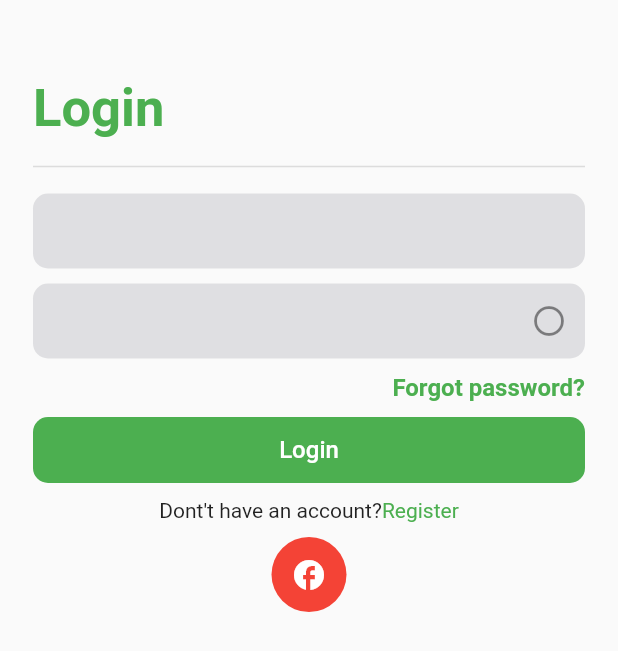
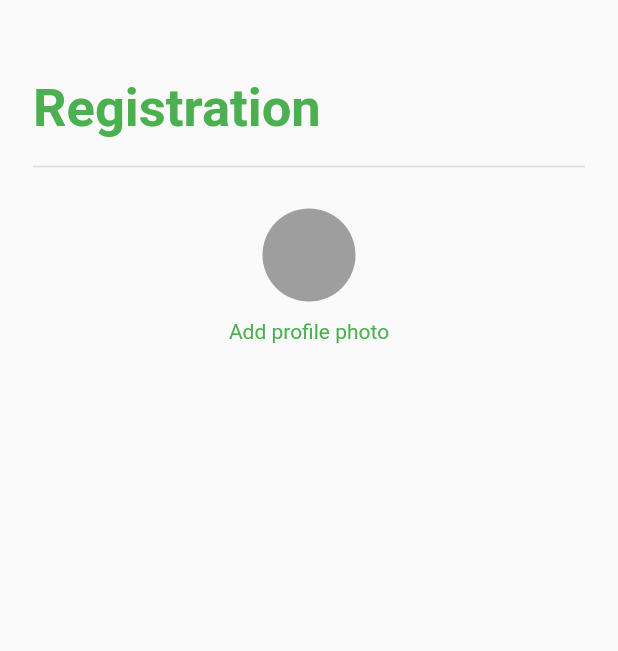
Before and after one commit to Iamgroot000/host_group_chat, a Flutter app: the screen it shows after launch, after a tap on "Register", on a phone screen of 412 x 824 dp. Shown: the top 651 px of the screen. Run offline on Flutter 3.47's test engine with Material 2 defaults, Android fonts, the phone set to English and light mode, and no system bars; our stand-ins replace firebase_core; accounts and stored records are empty; statements that could not run were skipped.

Commit message:
Registration page

```diff
--- a/lib/constant.dart
+++ b/lib/constant.dart
@@ -7,5 +7,8 @@ class AppConst{
 }
 class PageConst{
   static const String forgotPasswordPage = "forgotPasswordPage";
+  static const String LoginPage = "LoginPage";
+  static const String registerPage= "registerPage";
+
 
 }
--- a/lib/feature/presentation/pages/forgot_password_page.dart
+++ b/lib/feature/presentation/pages/forgot_password_page.dart
@@ -3,11 +3,25 @@
 
 import 'package:flutter/cupertino.dart';
 import 'package:flutter/material.dart';
+import 'package:host_group_chat/feature/presentation/pages/login_page.dart';
+import 'package:host_group_chat/feature/presentation/pages/login_page.dart';
+import 'package:host_group_chat/feature/presentation/pages/login_page.dart';
 import 'package:host_group_chat/feature/presentation/widget/headerwidget.dart';
 
 import '../../../constant.dart';
 import '../widget/container_button_widget.dart';
+import '../widget/row_text_widget.dart';
 import '../widget/textfield_container_widget.dart';
+import 'login_page.dart';
+import 'login_page.dart';
+import 'login_page.dart';
+import 'login_page.dart';
+import 'login_page.dart';
+import 'login_page.dart';
+import 'login_page.dart';
+import 'login_page.dart';
+import 'login_page.dart';
+import 'login_page.dart';
 
 class ForgotPasswordPage extends StatefulWidget {
   const ForgotPasswordPage({Key? key}) : super(key: key);
@@ -43,6 +57,14 @@ class _ForgotPasswordPageState extends State<ForgotPasswordPage> {
               ),
               SizedBox(height: 20,),
               ContainerButtonWidget(title:"Send Password Reset Email", tonTap: () {  },),
+              SizedBox(height: 20,),
+              RowTextWidget(
+                title1: "Remember the account information?",
+                titile2: "Register",
+                onTap: () {
+                  Navigator.restorablePushNamedAndRemoveUntil(context, PageConst.LoginPage, (route) => false);
+                },
+              ),
             ],
 
           ),
--- a/lib/feature/presentation/pages/login_page.dart
+++ b/lib/feature/presentation/pages/login_page.dart
@@ -2,12 +2,16 @@
 
 import 'package:flutter/material.dart';
 import 'package:host_group_chat/constant.dart';
+import 'package:host_group_chat/feature/presentation/pages/register_page.dart';
+import 'package:host_group_chat/feature/presentation/pages/register_page.dart';
+import 'package:host_group_chat/feature/presentation/pages/register_page.dart';
 import 'package:host_group_chat/feature/presentation/widget/textfield_container_widget.dart';
 import 'package:host_group_chat/feature/presentation/widget/headerwidget.dart';
 import 'package:host_group_chat/feature/presentation/widget/theme/colors.dart';
 
 import '../widget/Textfield_password_container_widget.dart';
 import '../widget/container_button_widget.dart';
+import '../widget/row_text_widget.dart';
 import 'forgot_password_page.dart';
 
 
@@ -61,7 +65,15 @@ class _LoginPageState extends State<LoginPage> {
               },),
 
               SizedBox(height:10),
-              _rowTextWidget(),
+
+              RowTextWidget(
+                title1: "Don't have an account?",
+                titile2: "Register",
+                onTap: () {
+                  Navigator.pushNamed(context, PageConst.registerPage);
+                  print("object");
+                },
+              ),
               SizedBox(height: 10,),
               _rowGoogleWidget(),
 
--- /dev/null
+++ b/lib/feature/presentation/pages/register_page.dart
@@ -0,0 +1,62 @@
+
+
+import 'package:flutter/cupertino.dart';
+import 'package:flutter/material.dart';
+import 'package:host_group_chat/feature/presentation/widget/textfield_container_widget.dart';
+import 'package:host_group_chat/feature/presentation/widget/theme/colors.dart';
+
+import '../widget/headerwidget.dart';
+
+class RegisterPage extends StatelessWidget {
+  const RegisterPage({super.key});
+
+  @override
+  Widget build(BuildContext context) {
+    return Scaffold(
+      body: SingleChildScrollView(
+        child: Container(
+          padding: EdgeInsets.symmetric(horizontal: 22,vertical: 32),
+          child: Column(
+            children: [
+            HeaderWidget(title:"Registration"),
+              SizedBox(height: 10),
+              _profileWidget(),
+              SizedBox(height: 10,),
+            // TextContainerWidget(
+            //   keyboardType: TextInputType.text,
+            //   prefixIcon: Icons.person,
+            //   controller: usernameController, suffixIcon: null,
+            // ),
+            //   SizedBox(height: 10,),
+            //   TextContainerWidget(
+            //     keyboardType: TextInputType.text,
+            //     prefixIcon: Icons.person,
+            //     controller: emailController, suffixIcon: null,
+            //   )
+
+
+            ],
+          ),
+        ),
+      ),
+    );
+  }
+}
+
+_profileWidget(){
+  return Column(
+    children: [
+      Container(
+        height: 62,
+          width: 62,
+        decoration: BoxDecoration(
+          color: Colors.grey,
+          shape: BoxShape.circle,
+        ),
+       // child: Image.asset("",fit: BoxFit.cover,),
+      ),
+      SizedBox(height: 12,),
+      Text("Add profile photo",style: TextStyle(color: greenColor),)
+    ],
+  );
+}
--- a/lib/feature/presentation/widget/row_text_widget.dart
+++ b/lib/feature/presentation/widget/row_text_widget.dart
@@ -1,29 +1,30 @@
 
-
-import 'package:flutter/cupertino.dart';
 import 'package:flutter/material.dart';
+import 'package:host_group_chat/constant.dart';
 import 'package:host_group_chat/feature/presentation/widget/theme/colors.dart';
 
 class RowTextWidget extends StatelessWidget {
   final String? title1;
-  final String?titile2;
+  final String? titile2;
   final VoidCallback? onTap;
   const RowTextWidget({super.key, required this.title1, required this.titile2, required this.onTap});
 
   @override
   Widget build(BuildContext context) {
-    return _rowTextWidget();
+    return _rowTextWidget(context);
   }
 }
 
-Widget _rowTextWidget(){
+Widget _rowTextWidget(context){
   return Row(
-    mainAxisAlignment: MainAxisAlignment.center,
+    //mainAxisAlignment: MainAxisAlignment.center,
     children: [
 
       Text("Dont't have an account?"),
-      InkWell(onTap: (){
-        //naviagte to register page
+      InkWell(
+        onTap: (){
+          print("object");
+        Navigator.pushNamed(context, PageConst.registerPage);
       },child:Text(
         "Register", style: TextStyle(color: greenColor),),
       )],
--- a/lib/on_gennerate_route.dart
+++ b/lib/on_gennerate_route.dart
@@ -5,6 +5,7 @@
 import 'package:flutter/cupertino.dart';
 import 'package:flutter/material.dart';
 import 'package:host_group_chat/feature/presentation/pages/forgot_password_page.dart';
+import 'package:host_group_chat/feature/presentation/pages/register_page.dart';
 
 import 'constant.dart';
 import 'feature/presentation/pages/login_page.dart';
@@ -18,6 +19,16 @@ class OnGenerateRoute {
     case PageConst.forgotPasswordPage :{
     return materialBuilder(widget: ForgotPasswordPage());
     }
+
+      case PageConst.LoginPage :{
+        return materialBuilder(widget: LoginPage());
+      }
+
+      case PageConst.registerPage :{
+        return materialBuilder(widget: RegisterPage());
+      }
+
+
 
       case"/" :{
         return materialBuilder(widget: LoginPage());
```
